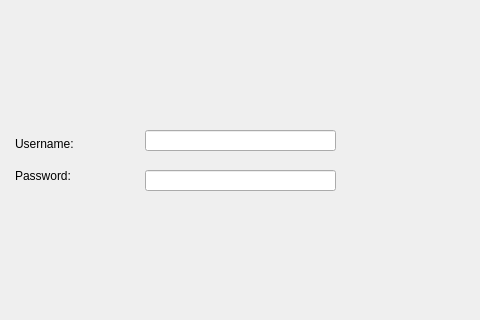
Old version of the form pyfluminus.ui in the repository raynoldng/pyfluminus; both pictures show x 106 to 586 and y 131 to 451 of the 1440 by 777 pixel window.
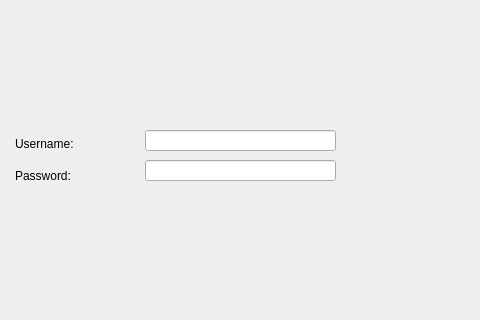
New version of the form. The open tabs and pages were chosen to show the change.

Commit message: Add ability to advance pages

```diff
--- a/pyfluminus.ui
+++ b/pyfluminus.ui
@@ -37,7 +37,7 @@
        <property name="geometry">
         <rect>
          <x>240</x>
-         <y>250</y>
+         <y>280</y>
          <width>191</width>
          <height>21</height>
         </rect>
@@ -82,7 +82,7 @@
        <property name="geometry">
         <rect>
          <x>240</x>
-         <y>290</y>
+         <y>250</y>
          <width>191</width>
          <height>21</height>
         </rect>
```
Left out of the diff: 6 changed lines with no effect on the pictures. The commit also changes 1 other file.
